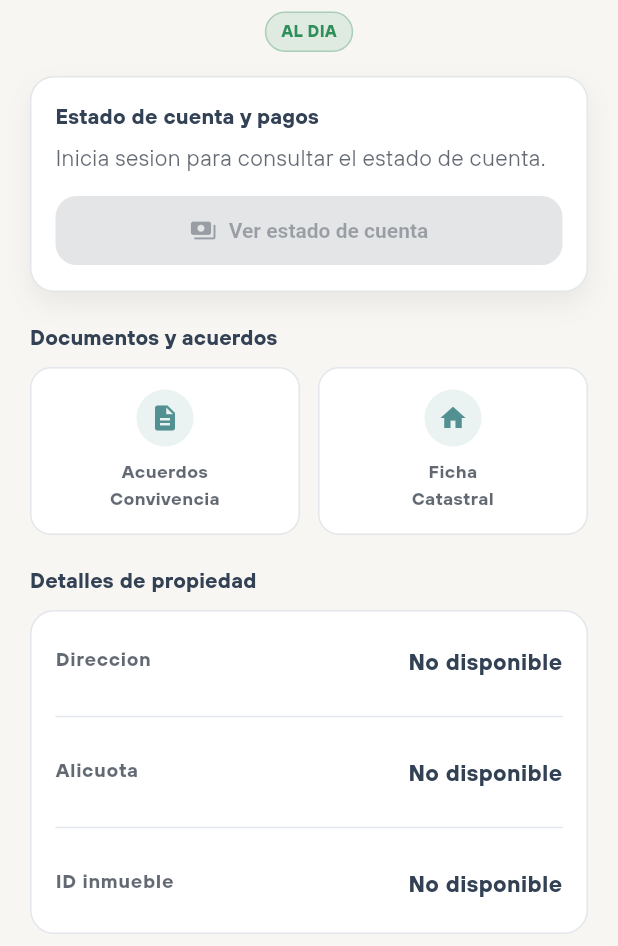
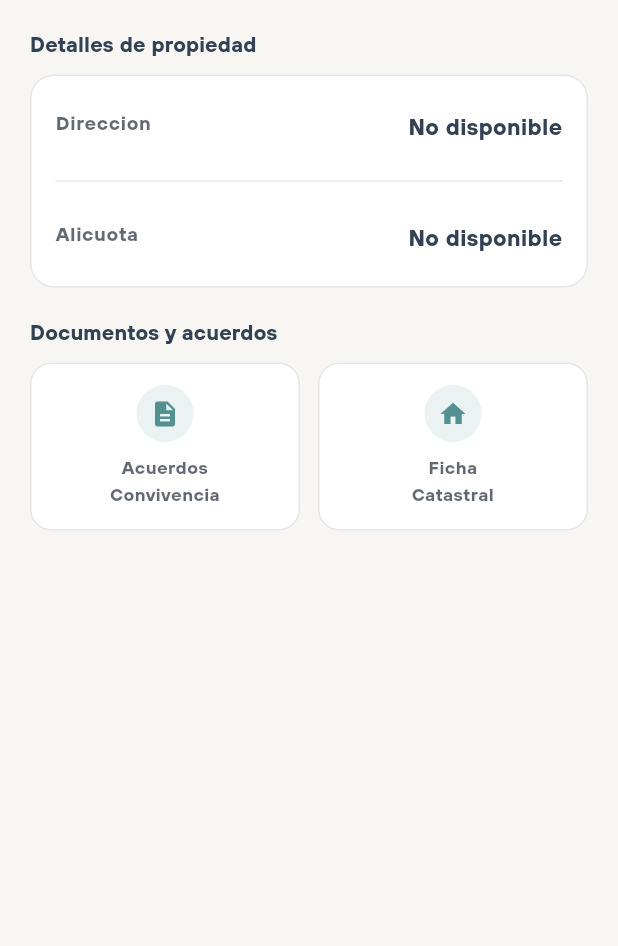
Before and after one commit to KevinRPR/vecinus-v1, a Flutter app: the InmuebleDetailScreen screen opened directly with empty values, on a phone screen of 412 x 824 dp, the part 290-1236 px from its top. Run offline on Flutter 3.47's test engine with Material 3 defaults, Android fonts, the phone set to English and light mode, and no system bars; our stand-ins replace flutter_secure_storage, flutter_staggered_animations, image_picker, local_auth, lottie, sentry_flutter and 2 more; accounts and stored records are empty.

Commit message:
ui-adjust-payment-and-inmueble-details

```diff
--- a/lib/screens/inmueble_detail_screen.dart
+++ b/lib/screens/inmueble_detail_screen.dart
@@ -3,10 +3,8 @@ import 'package:flutter/material.dart';
 import '../models/inmueble.dart';
 import '../theme/app_theme.dart';
 import '../ui_system/components/app_kv_row.dart';
-import '../ui_system/components/app_status_chip.dart';
 import '../ui_system/formatters/percent.dart';
 import '../ui_system/formatters/safe_text.dart';
-import 'payment_detail_screen.dart';
 
 class InmuebleDetailScreen extends StatelessWidget {
   final Inmueble inmueble;
@@ -21,7 +19,6 @@ class InmuebleDetailScreen extends StatelessWidget {
   @override
   Widget build(BuildContext context) {
     final theme = Theme.of(context);
-    final status = _statusForInmueble(inmueble);
 
     return Scaffold(
       appBar: AppBar(
@@ -36,19 +33,17 @@ class InmuebleDetailScreen extends StatelessWidget {
       body: ListView(
         padding: const EdgeInsets.fromLTRB(20, 12, 20, 24),
         children: [
-          _headerCard(context, status),
-          const SizedBox(height: 16),
-          _accionesSection(context),
+          _headerCard(context),
+          const SizedBox(height: 20),
+          _detallesSection(context),
           const SizedBox(height: 20),
           _documentosSection(context),
-          const SizedBox(height: 20),
-          _detallesSection(context),
         ],
       ),
     );
   }
 
-  Widget _headerCard(BuildContext context, AppStatus status) {
+  Widget _headerCard(BuildContext context) {
     final theme = Theme.of(context);
     return Column(
       children: [
@@ -81,61 +76,7 @@ class InmuebleDetailScreen extends StatelessWidget {
           ),
           textAlign: TextAlign.center,
         ),
-        const SizedBox(height: 8),
-        AppStatusChip(status: status),
       ],
-    );
-  }
-
-  Widget _accionesSection(BuildContext context) {
-    final theme = Theme.of(context);
-    final isDark = theme.brightness == Brightness.dark;
-    final muted =
-        theme.textTheme.bodySmall?.color?.withValues(alpha: 0.7) ?? AppColors.textMuted;
-    final hasToken = token != null && token!.trim().isNotEmpty;
-
-    return Container(
-      padding: const EdgeInsets.all(16),
-      decoration: BoxDecoration(
-        color: theme.cardColor,
-        borderRadius: BorderRadius.circular(16),
-        border: Border.all(color: theme.colorScheme.outline),
-        boxShadow: [
-          if (!isDark)
-            BoxShadow(
-              color: Colors.black.withValues(alpha: 0.06),
-              blurRadius: 14,
-              offset: const Offset(0, 8),
-            ),
-        ],
-      ),
-      child: Column(
-        crossAxisAlignment: CrossAxisAlignment.start,
-        children: [
-          Text(
-            'Estado de cuenta y pagos',
-            style: theme.textTheme.titleSmall?.copyWith(
-              fontWeight: FontWeight.w700,
-            ),
-          ),
-          const SizedBox(height: 6),
-          Text(
-            hasToken
-                ? 'Consulta saldos, reportes e historial desde la pantalla de pagos.'
-                : 'Inicia sesion para consultar el estado de cuenta.',
-            style: TextStyle(color: muted),
-          ),
-          const SizedBox(height: 14),
-          SizedBox(
-            width: double.infinity,
-            child: ElevatedButton.icon(
-              onPressed: hasToken ? () => _openPaymentDetail(context) : null,
-              icon: const Icon(IconsRounded.payments),
-              label: const Text('Ver estado de cuenta'),
-            ),
-          ),
-        ],
-      ),
     );
   }
 
@@ -233,6 +174,29 @@ class InmuebleDetailScreen extends StatelessWidget {
 
   Widget _detallesSection(BuildContext context) {
     final theme = Theme.of(context);
+    final entries = <MapEntry<String, String>>[
+      MapEntry('Direccion', _direccion(inmueble)),
+      MapEntry('Tipo', safeTextOrEmpty(inmueble.tipo)),
+      MapEntry('Torre', safeTextOrEmpty(inmueble.torre)),
+      MapEntry('Piso', safeTextOrEmpty(inmueble.piso)),
+      MapEntry('Manzana', safeTextOrEmpty(inmueble.manzana)),
+      MapEntry('Avenida', safeTextOrEmpty(inmueble.avenida)),
+      MapEntry('Correlativo', safeTextOrEmpty(inmueble.correlativo)),
+      MapEntry('Alicuota', _formatAlicuota(inmueble.alicuota)),
+      MapEntry('ID inmueble', safeText(inmueble.idInmueble)),
+      MapEntry('ID condominio', safeText(inmueble.idCondominio)),
+    ];
+    final filtered = entries.where((entry) {
+      final value = entry.value.trim();
+      if (value.isEmpty) return false;
+      if (value == 'No disponible' &&
+          entry.key != 'Direccion' &&
+          entry.key != 'Alicuota') {
+        return false;
+      }
+      return true;
+    }).toList();
+
     return Column(
       crossAxisAlignment: CrossAxisAlignment.start,
       children: [
@@ -252,58 +216,22 @@ class InmuebleDetailScreen extends StatelessWidget {
           ),
           child: Column(
             children: [
-              AppKvRow(label: 'Direccion', value: _direccion(inmueble)),
-              const SizedBox(height: 8),
-              Divider(color: theme.colorScheme.outline),
-              const SizedBox(height: 8),
-              AppKvRow(
-                label: 'Alicuota',
-                value: _formatAlicuota(inmueble.alicuota),
-              ),
-              const SizedBox(height: 8),
-              Divider(color: theme.colorScheme.outline),
-              const SizedBox(height: 8),
-              AppKvRow(
-                label: 'ID inmueble',
-                value: safeText(inmueble.idInmueble),
-              ),
+              for (int i = 0; i < filtered.length; i++) ...[
+                AppKvRow(
+                  label: filtered[i].key,
+                  value: filtered[i].value,
+                ),
+                if (i != filtered.length - 1) ...[
+                  const SizedBox(height: 8),
+                  Divider(color: theme.colorScheme.outline),
+                  const SizedBox(height: 8),
+                ],
+              ],
             ],
           ),
         ),
       ],
     );
-  }
-
-  void _openPaymentDetail(BuildContext context) {
-    final value = token;
-    if (value == null || value.trim().isEmpty) {
-      ScaffoldMessenger.of(context).showSnackBar(
-        const SnackBar(content: Text('Inicia sesion para ver el detalle.')),
-      );
-      return;
-    }
-    Navigator.of(context).push(
-      MaterialPageRoute(
-        builder: (_) => PaymentDetailScreen(
-          inmueble: inmueble,
-          token: value,
-          totalDeuda: _parseMonto(inmueble.deudaActual),
-        ),
-      ),
-    );
-  }
-
-  AppStatus _statusForInmueble(Inmueble inmueble) {
-    switch (inmueble.estado) {
-      case EstadoInmueble.alDia:
-        return AppStatus.alDia;
-      case EstadoInmueble.moroso:
-        return AppStatus.atrasado;
-      case EstadoInmueble.pendiente:
-        return AppStatus.pendiente;
-      case EstadoInmueble.desconocido:
-        return AppStatus.pendiente;
-    }
   }
 
   String _condominioLabel() {
@@ -346,10 +274,4 @@ class InmuebleDetailScreen extends StatelessWidget {
     return formatPercent(value, includeSymbol: false);
   }
 
-  double _parseMonto(String? raw) {
-    if (raw == null || raw.trim().isEmpty) return 0;
-    final sanitized =
-        raw.replaceAll(RegExp(r'[^0-9.,-]'), '').replaceAll(',', '.');
-    return double.tryParse(sanitized) ?? 0;
-  }
 }
```
Also changed, not shown: lib/screens/payment_detail_screen.dart (+167 -146 lines), 1 other file.
